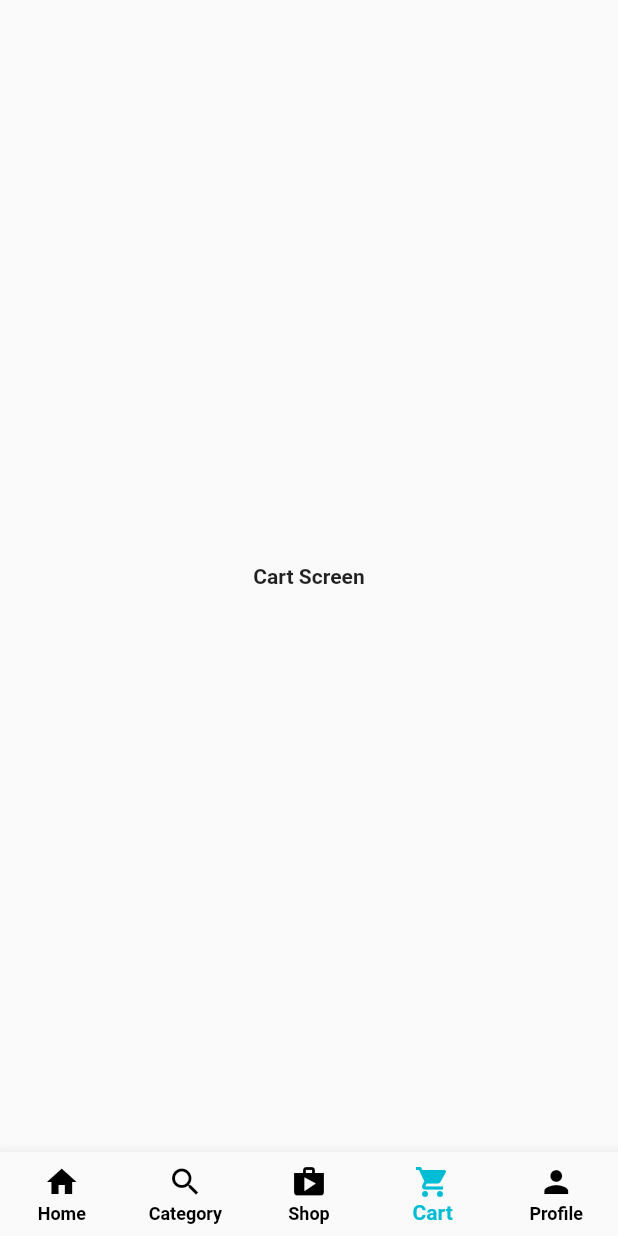
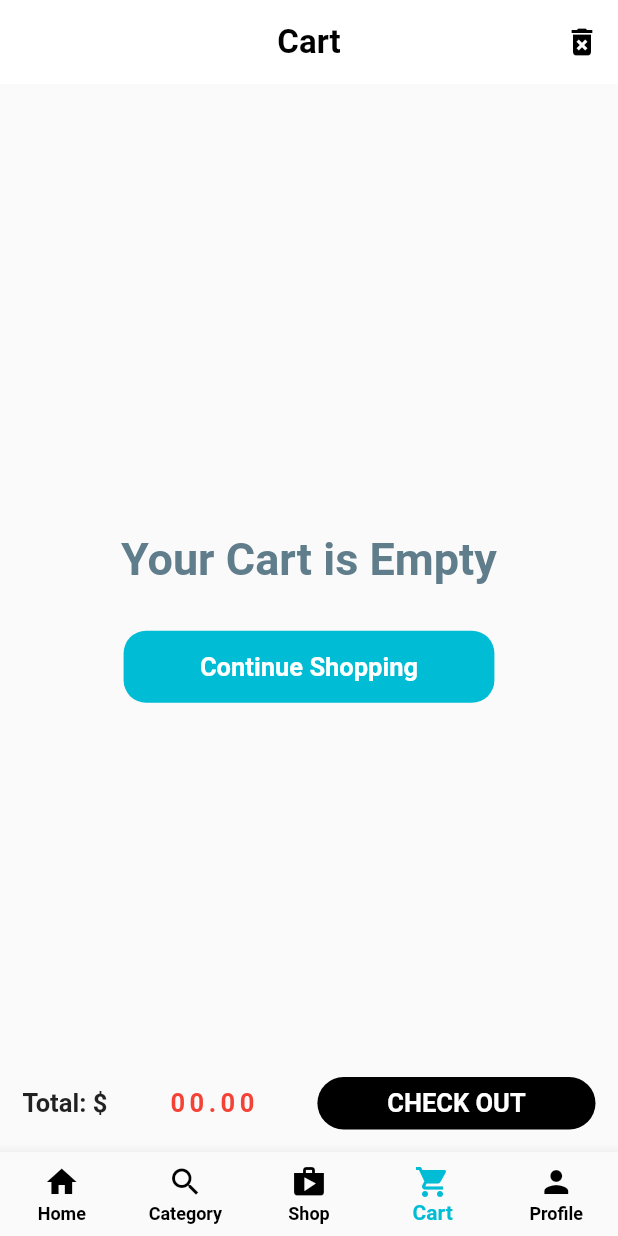
Before and after one commit to mbuguap/Multi-Vendor-Ecommerce, a Flutter app: the screen it shows after launch, item 4 of the bottom bar chosen, on a phone screen of 412 x 824 dp. Run offline on Flutter 3.47's test engine with Material 2 defaults, Android fonts, the phone set to English and light mode, and no system bars; our stand-ins replace cloud_firestore, firebase_auth, firebase_core, firebase_storage, image_picker; accounts and stored records are empty.

Commit message:
cart screen

```diff
--- /dev/null
+++ b/lib/views/cart_screen.dart
@@ -0,0 +1,123 @@
+import 'package:flutter/material.dart';
+
+class CartScreen extends StatelessWidget {
+  const CartScreen({super.key});
+
+  @override
+  Widget build(BuildContext context) {
+    return Scaffold(
+      appBar: AppBar(
+        backgroundColor: Colors.white,
+        elevation: 0,
+        title: Text(
+          'Cart',
+          style: TextStyle(
+            fontSize: 22,
+            color: Colors.black,
+          ),
+        ),
+        centerTitle: true,
+        actions: [
+          IconButton(
+              onPressed: () {},
+              icon: Icon(Icons.delete_forever, color: Colors.black))
+        ],
+      ),
+      body: Center(
+        child: Column(
+          mainAxisAlignment: MainAxisAlignment.center,
+          children: [
+            Text(
+              'Your Cart is Empty',
+              style: TextStyle(
+                fontSize: 30,
+                color: Colors.blueGrey,
+              ),
+            ),
+            SizedBox(
+              height: 30,
+            ),
+            // GestureDetector(
+            //   onTap: () {},
+            //   child: Container(
+            //     height: 40,
+            //     width: MediaQuery.of(context).size.width - 30,
+            //     decoration: BoxDecoration(
+            //         color: Colors.cyan,
+            //         borderRadius: BorderRadius.circular(15)),
+            //     child: Center(
+            //         child: Text(
+            //       'Continue Shopping',
+            //       style: TextStyle(
+            //         color: Colors.white,
+            //         fontSize: 17,
+            //       ),
+            //     )),
+            //   ),
+            // )
+            Material(
+              color: Colors.cyan,
+              borderRadius: BorderRadius.circular(
+                15,
+              ),
+              child: MaterialButton(
+                minWidth: MediaQuery.of(context).size.width * 0.6,
+                onPressed: () {},
+                child: Text(
+                  'Continue Shopping',
+                  style: TextStyle(
+                    color: Colors.white,
+                    fontSize: 17,
+                  ),
+                ),
+              ),
+            ),
+          ],
+        ),
+      ),
+      bottomSheet: Padding(
+        padding: const EdgeInsets.all(15.0),
+        child: Row(
+          mainAxisAlignment: MainAxisAlignment.spaceBetween,
+          children: [
+            Text(
+              "Total: \$",
+              style: TextStyle(
+                // color: Colors.white,
+                fontSize: 17,
+              ),
+            ),
+            Text(
+              '00.00',
+              style: TextStyle(
+                color: Colors.red,
+                fontSize: 17,
+                letterSpacing: 3,
+              ),
+            ),
+            Container(
+              height: 35,
+              width: MediaQuery.of(context).size.width * 0.45,
+              decoration: BoxDecoration(
+                color: Colors.black,
+                borderRadius: BorderRadius.circular(
+                  25,
+                ),
+              ),
+              child: MaterialButton(
+                onPressed: () {},
+                child: Text(
+                  "CHECK OUT",
+                  style: TextStyle(
+                    color: Colors.white,
+                    fontSize: 17,
+                  ),
+                ),
+              ),
+            )
+          ],
+        ),
+      ),
+    );
+  }
+}
--- a/lib/views/customer_home_screen.dart
+++ b/lib/views/customer_home_screen.dart
@@ -1,4 +1,5 @@
 import 'package:flutter/material.dart';
+import 'package:multi_vendor/views/cart_screen.dart';
 import 'package:multi_vendor/views/home_screen.dart';
 import 'package:multi_vendor/views/profile_screen.dart';
 
@@ -18,9 +19,7 @@ class _CustomerHomeScreenState extends State<CustomerHomeScreen> {
     Center(
       child: Text('Shop Screen'),
     ),
-    Center(
-      child: Text('Cart Screen'),
-    ),
+    CartScreen(),
     ProfileScreen(),
   ];
 
```
